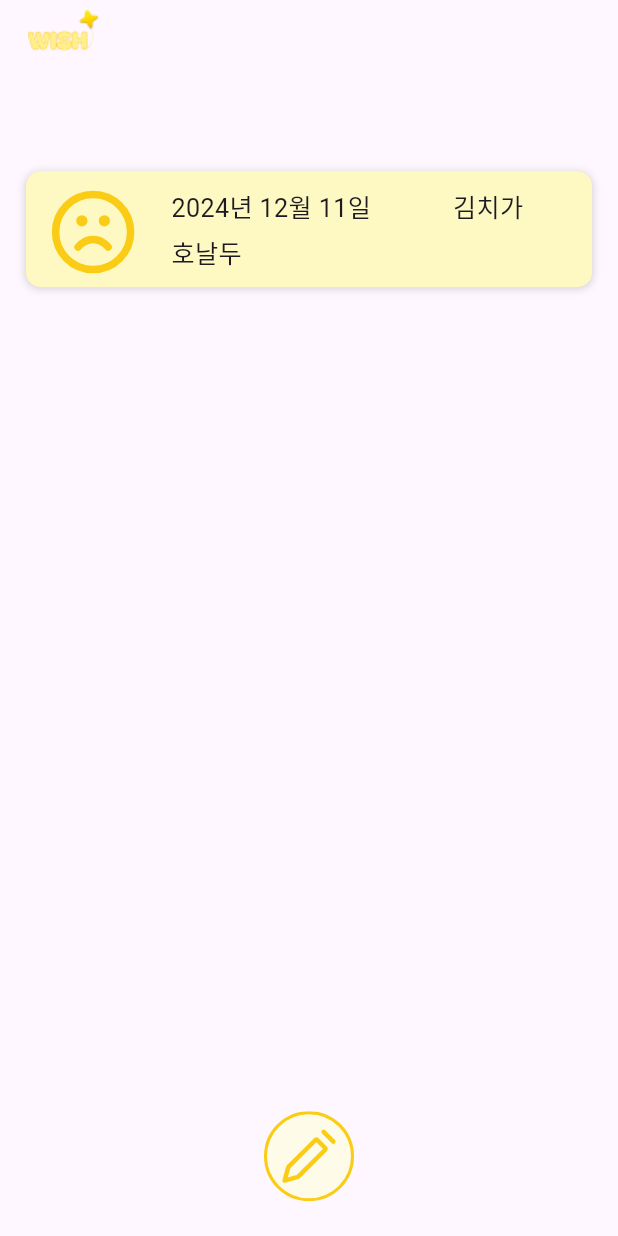
After one commit to soul071213/wish, a Flutter app: the Main_af screen opened directly, after a tap on an icon or button, on a phone screen of 412 x 824 dp. The commit adds this screen. Run offline on Flutter 3.47's test engine with Material 3 defaults, Android fonts, the phone set to English and light mode, and no system bars; our stand-ins replace flutter_screenutil, flutter_svg; Roboto replaces fonts that are missing (MinRegular).

Commit message:
리스트 페이지 퍼블리싱 완료

```diff
--- /dev/null
+++ b/lib/pages/list.dart
@@ -0,0 +1,47 @@
+import 'package:flutter/material.dart';
+import 'package:flutter_screenutil/flutter_screenutil.dart';
+import 'package:wish/pages/main_af.dart';
+import 'package:wish/widgets/Header/header.dart';
+import 'package:wish/widgets/List_container.dart';
+import 'package:flutter_svg/svg.dart';
+
+class list extends StatelessWidget {
+  const list({super.key});
+
+  @override
+  Widget build(BuildContext context) {
+    return Scaffold(
+      body: Column(
+        crossAxisAlignment: CrossAxisAlignment.center,
+        mainAxisAlignment: MainAxisAlignment.start,
+        children: [
+          Header(),
+          SizedBox(height: 74.h,),
+          ListContainer(date: '2024년 12월 11일', image: 1, name: '김치가', title: '호날두'),
+          Expanded(
+            child: Row(
+              mainAxisAlignment: MainAxisAlignment.center,
+              crossAxisAlignment: CrossAxisAlignment.end,
+              children: [
+                Padding(
+                  padding: EdgeInsets.only(bottom: 24.h),
+                  child: GestureDetector( onTap: () {
+                            Navigator.push(
+                              context,
+                              PageRouteBuilder(
+                                pageBuilder: (context, animation, secondaryAnimation) => Main_af(),
+                                transitionsBuilder: (context, animation, secondaryAnimation, child) {
+                                  return child;
+                                },
+                              ),
+                            );
+                          }, child: SvgPicture.asset('assets/images/pacel.svg')),
+                )
+              ],
+            )
+          ),
+        ],
+      )
+    );
+  }
+}
--- /dev/null
+++ b/lib/pages/main_af.dart
@@ -0,0 +1,125 @@
+import 'package:flutter/material.dart';
+import 'package:wish/App_color.dart';
+import 'package:wish/App_font.dart';
+import 'package:wish/pages/list.dart';
+import 'package:wish/widgets/Header/header.dart';
+import 'package:flutter_screenutil/flutter_screenutil.dart';
+import 'package:flutter_svg/svg.dart';
+
+class Main_af extends StatefulWidget {
+  const Main_af({super.key});
+
+  @override
+  State<Main_af> createState() => _Main_afState();
+}
+
+class _Main_afState extends State<Main_af> {
+  int happy_state=0;
+
+  @override
+  Widget build(BuildContext context) {
+    return Scaffold(
+      body: Column(
+        crossAxisAlignment: CrossAxisAlignment.start,
+        mainAxisAlignment: MainAxisAlignment.start,
+        children: [
+          Header(),
+          SizedBox(height: 30.h,),
+          Expanded(child: Container(
+            width: MediaQuery.of(context).size.width,
+            height:MediaQuery.of(context).size.height,
+            child: Padding(padding: EdgeInsets.symmetric(horizontal: 16.w),
+            child: Column(
+              children: [
+                Row(
+                  mainAxisAlignment: MainAxisAlignment.end,
+                  children: [
+                    Column(
+                      mainAxisAlignment: MainAxisAlignment.end,
+                      crossAxisAlignment: CrossAxisAlignment.end,
+                      children: [
+                        Text('안녕하세요.',style: AppFont.Minregular.copyWith(fontSize: 20.sp) ,),
+                        Text('정소울님',style: AppFont.Minmedium.copyWith(fontSize: 24.sp) )
+                      ],
+                    )
+                  ],
+                ),
+                SizedBox(height: 62.h,),
+               Row(
+                mainAxisAlignment: MainAxisAlignment.start,
+                 children: [
+                   Padding(
+                        padding: EdgeInsets.symmetric(horizontal: 38.w),
+                        child: SvgPicture.asset('assets/images/yellow_unhappy.svg')
+                      ),
+                 ],
+               ),
+                SizedBox(height: 16,),
+                Row(
+                  children: [
+                    Container(
+                      width: 173.w,
+                      height: 150.h,
+                      decoration: BoxDecoration(
+                        color:AppColor.yellow200,
+                        borderRadius: BorderRadius.circular(10)
+                      ),
+                          child: Padding(
+                            padding: const EdgeInsets.all(16),
+                            child: Text('연골 연화증')
+                          ),
+                    ),
+                    SizedBox(width: 13.w,),
+                    Container(
+                      width: 173.w,
+                      height: 150.h,
+                      decoration: BoxDecoration(
+                        color:AppColor.yellow400,
+                        borderRadius: BorderRadius.circular(10)
+                      ),
+                          child: Padding(
+                            padding: const EdgeInsets.all(16),
+                            child: Text('07/22')
+                          ),
+                    )
+                  ],
+                ),
+                SizedBox(height: 16.h,),
+                Container(
+                      width: 360.w,
+                      height: 240.h,
+                      decoration: BoxDecoration(
+                        color:AppColor.yellow100,
+                        borderRadius: BorderRadius.circular(10)
+                      ),
+                          child: Padding(
+                            padding: const EdgeInsets.all(16),
+                            child: Text('호날두')
+                          ),
+                    ),
+                    SizedBox(height: 26.h,),
+                    Row(
+                      crossAxisAlignment: CrossAxisAlignment.center,
+                      mainAxisAlignment: MainAxisAlignment.center,
+                      children: [
+                        GestureDetector(onTap: () {
+                           Navigator.push(
+                            context,
+                            PageRouteBuilder(
+                              pageBuilder: (context, animation, secondaryAnimation) => list(),
+                              transitionsBuilder: (context, animation, secondaryAnimation, child) {
+                                return child;
+                              },
+                            ),
+                          );
+                        }, child: SvgPicture.asset('assets/images/list.svg'))
+                      ],
+                    )
+              ],
+            ),),
+          ))
+        ],
+      ),
+    );
+  }
+}
--- a/lib/pages/main_be.dart
+++ b/lib/pages/main_be.dart
@@ -1,6 +1,7 @@
 import 'package:flutter/material.dart';
 import 'package:wish/App_color.dart';
 import 'package:wish/App_font.dart';
+import 'package:wish/pages/main_af.dart';
 import 'package:wish/widgets/Header/header.dart';
 import 'package:flutter_screenutil/flutter_screenutil.dart';
 import 'package:flutter_svg/svg.dart';
@@ -150,7 +151,17 @@ class _Main_beState extends State<Main_be> {
                       crossAxisAlignment: CrossAxisAlignment.center,
                       mainAxisAlignment: MainAxisAlignment.center,
                       children: [
-                        SvgPicture.asset('assets/images/pacel.svg')
+                        GestureDetector( onTap: () {
+                          Navigator.push(
+                            context,
+                            PageRouteBuilder(
+                              pageBuilder: (context, animation, secondaryAnimation) => Main_af(),
+                              transitionsBuilder: (context, animation, secondaryAnimation, child) {
+                                return child;
+                              },
+                            ),
+                          );
+                        }, child: SvgPicture.asset('assets/images/pacel.svg'))
                       ],
                     )
               ],
--- /dev/null
+++ b/lib/widgets/List_container.dart
@@ -0,0 +1,57 @@
+import 'package:flutter/material.dart';
+import 'package:flutter_screenutil/flutter_screenutil.dart';
+import 'package:flutter_svg/flutter_svg.dart';
+import 'package:wish/App_color.dart';
+import 'package:wish/App_font.dart';
+
+class ListContainer extends StatelessWidget {
+  const ListContainer({required this.date,required this.image,required this.name,required this.title , super.key});
+  final String date;
+  final String title;
+  final String name;
+  final int image;
+
+  @override
+  Widget build(BuildContext context) {
+    return Container(
+      width: 360.w,
+      height: 80.h,
+      decoration: BoxDecoration(
+        color: AppColor.yellow100,
+        borderRadius: BorderRadius.circular(10),
+        boxShadow: [
+              BoxShadow(
+                offset: Offset(0, 1),
+                blurRadius: 4,
+                color: Color(0xff000000).withOpacity(0.16),
+              ),
+            ],
+      ),
+
+      child: Row(
+        mainAxisAlignment: MainAxisAlignment.start,
+        crossAxisAlignment: CrossAxisAlignment.start,
+        children: [
+          Padding(padding: EdgeInsets.only(left: 16.w,right: 23.w,top: 13.h),
+            child: SvgPicture.asset('assets/images/yellow_unhappy.svg'),
+          ),
+          Column(
+            mainAxisAlignment: MainAxisAlignment.start,
+            crossAxisAlignment: CrossAxisAlignment.start,
+            children: [
+              SizedBox(height: 12.h,),
+              Text('${date}',style: AppFont.Minregular.copyWith(fontSize: 16.sp) ),
+              SizedBox(height: 6.h,),
+              Text('${title}',style: AppFont.Minregular.copyWith(fontSize: 16.sp) )
+            ],
+          ),
+          SizedBox(width: 52.w,),
+          Padding(
+            padding: EdgeInsets.only(top: 12.h),
+            child: Text('${name}',style: AppFont.Minregular.copyWith(fontSize: 16.sp) ),
+          )
+        ],
+      ),
+    );
+  }
+}
```
Also changed, not shown: assets/images/list.svg.
